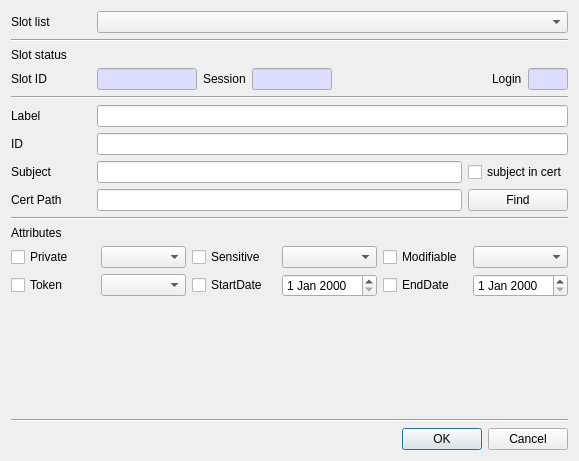
Qt form CryptokiMan/import_cert_dlg.ui (jykim74/CryptokiMan) before a commit.
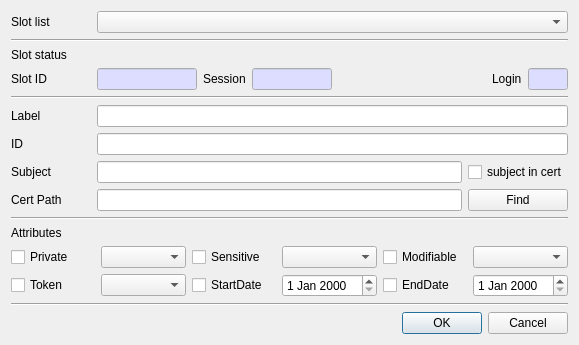
The same form after that commit.

What changed in the file:
```diff
--- a/CryptokiMan/import_cert_dlg.ui
+++ b/CryptokiMan/import_cert_dlg.ui
@@ -7,7 +7,7 @@
     <x>0</x>
     <y>0</y>
     <width>579</width>
-    <height>461</height>
+    <height>338</height>
    </rect>
   </property>
   <property name="windowTitle">
```
